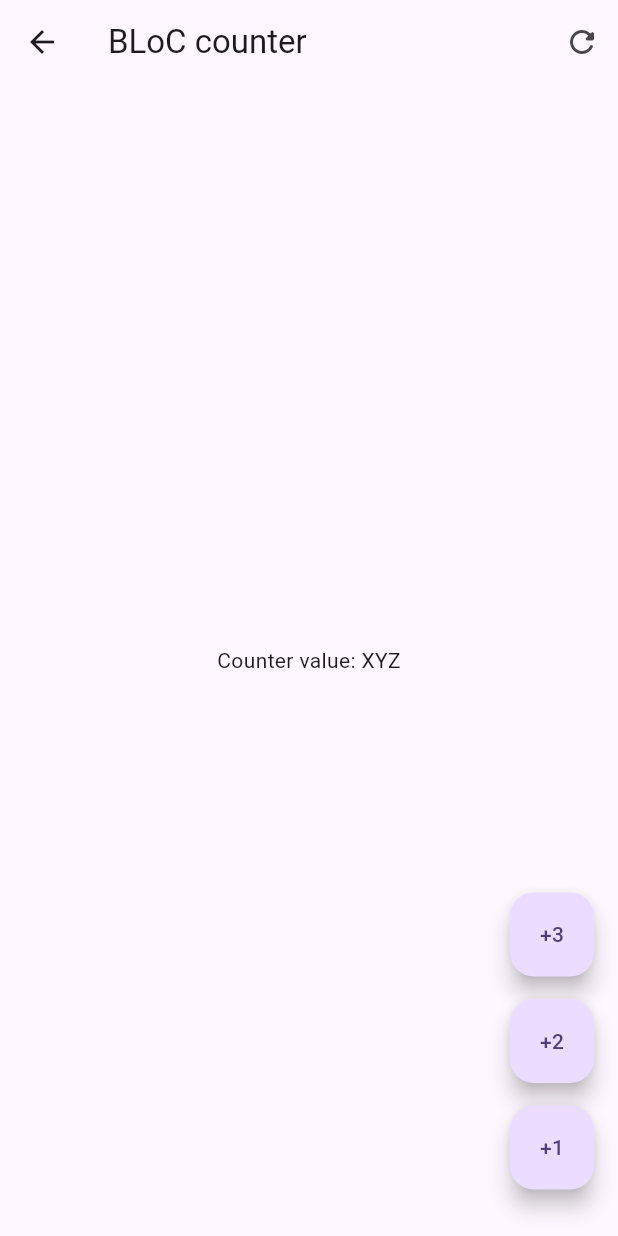
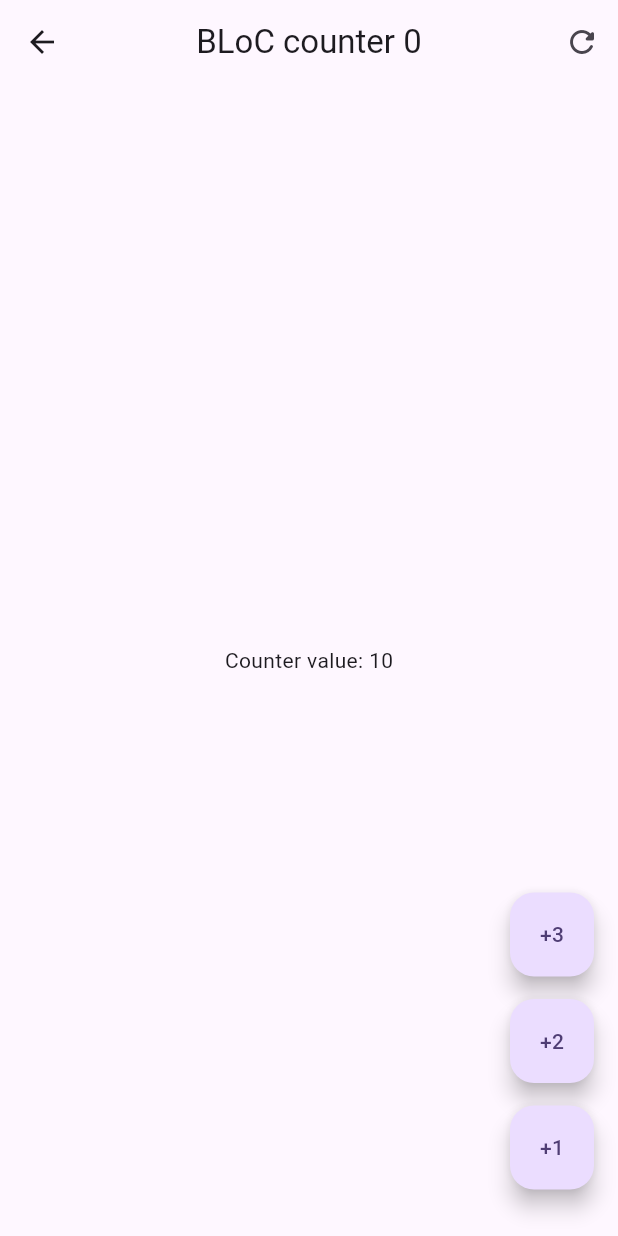
Before and after one commit to JeanGC970520/forms_app, a Flutter app: the screen it shows after launch, after a tap on an icon or button, on a phone screen of 412 x 824 dp. Run offline on Flutter 3.47's test engine with Material 2 defaults, Android fonts, the phone set to English and light mode, and no system bars; our stand-ins replace equatable, flutter_bloc, go_router.

Commit message:
Using bloc and its events

```diff
--- a/lib/presentation/screens/bloc_counter_screen.dart
+++ b/lib/presentation/screens/bloc_counter_screen.dart
@@ -1,54 +1,75 @@
+import 'package:flutter/material.dart';
 
+import 'package:flutter_bloc/flutter_bloc.dart';
 
-import 'package:flutter/material.dart';
+import 'package:forms_app/presentation/blocs/counter_bloc/counter_bloc.dart';
 
 class BlocCounterScreen extends StatelessWidget {
   const BlocCounterScreen({super.key});
 
   @override
   Widget build(BuildContext context) {
+    return BlocProvider(
+      create: (_) => CounterBloc(),
+      child: const BlocCounterView(),
+    );
+  }
+}
+
+class BlocCounterView extends StatelessWidget {
+  const BlocCounterView({
+    super.key,
+  });
+
+  void increaseCounterBy( BuildContext context , [ int value = 1 ] ) {
+    context.read<CounterBloc>().add( CounterIncreased(value) );
+  }
+
+  @override
+  Widget build(BuildContext context) {
     return Scaffold(
       appBar: AppBar(
-        title: const Text('BLoC counter'),
+        title: context.select((CounterBloc bloc)
+          => Text('BLoC counter ${ bloc.state.transactionCount }') ),
+        centerTitle: true,
         actions: [
           IconButton(
-            onPressed: () {},
-            icon: const Icon( Icons.refresh_rounded ),
+            onPressed: () => context.read<CounterBloc>().add(CounterReset()),
+            icon: const Icon(Icons.refresh_rounded),
           ),
         ],
       ),
       body: Center(
-        child: const Text('Counter value: XYZ'),
+        child: context.select((CounterBloc counterBloc) =>
+            Text('Counter value: ${counterBloc.state.counter}')),
       ),
       floatingActionButton: Column(
         mainAxisAlignment: MainAxisAlignment.end,
         children: [
-
           FloatingActionButton(
             heroTag: '1',
             child: const Text('+3'),
-            onPressed: () {},
+            onPressed: () => increaseCounterBy(context, 3),
           ),
-
-          const SizedBox(height: 15,),
-
+          const SizedBox(
+            height: 15,
+          ),
           FloatingActionButton(
             heroTag: '2',
             child: const Text('+2'),
-            onPressed: () {},
+            onPressed: () => increaseCounterBy(context, 2),
           ),
-
-          const SizedBox(height: 15,),
-
+          const SizedBox(
+            height: 15,
+          ),
           FloatingActionButton(
             heroTag: '3',
             child: const Text('+1'),
-            onPressed: () {},
+            onPressed: () => increaseCounterBy(context),
           ),
-
-          const SizedBox(height: 15,),
-
-
+          const SizedBox(
+            height: 15,
+          ),
         ],
       ),
     );
```
